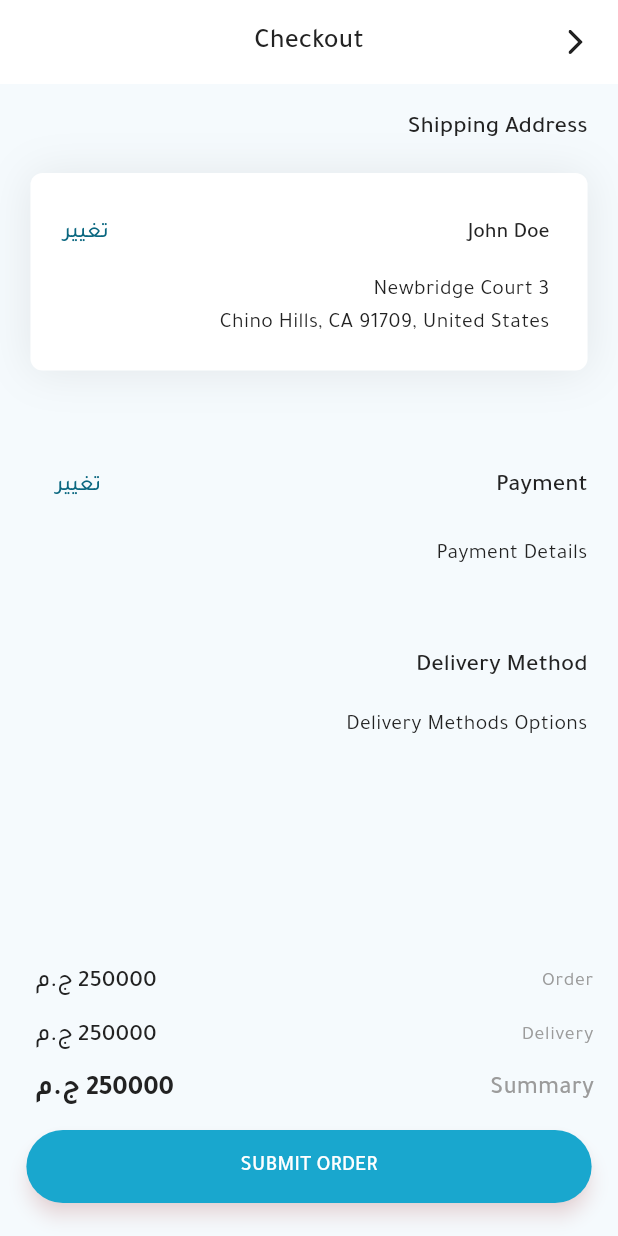
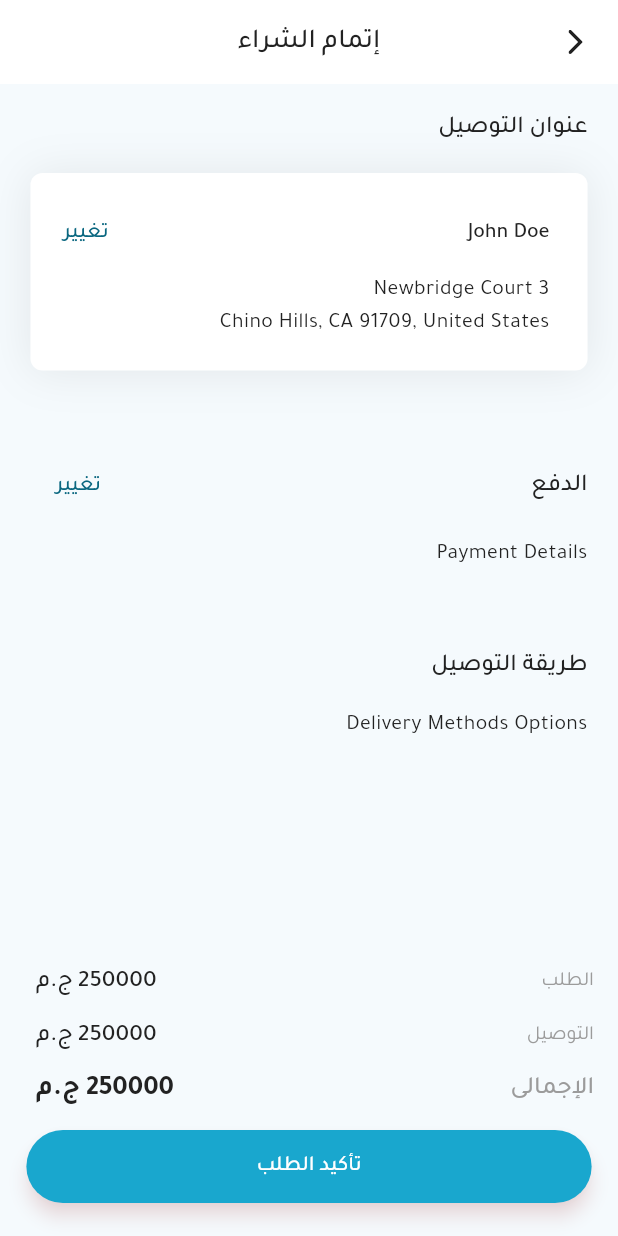
Before and after one commit to aoa97/ecommerce-app, a Flutter app: the CheckoutScreen screen opened by its route, on a phone screen of 412 x 824 dp. Run offline on Flutter 3.47's test engine with Material 2 defaults, Android fonts, the light colour scheme and no system bars; drawn by our look-alikes of modal_progress_hud_nsn; our stand-ins replace cached_network_image, dio, equatable, flutter_bloc, flutter_hooks, flutter_rating_bar and 11 more; missing offline and left inert: print_color; accounts and stored records are empty; generated files the repository leaves out were written again; network calls fail.

Commit message:
Provide checkout module translations

```diff
--- a/lib/features/checkout/presentation/ui/containers/checkout_summary.dart
+++ b/lib/features/checkout/presentation/ui/containers/checkout_summary.dart
@@ -9,19 +9,19 @@ class CheckoutSummary extends StatelessWidget {
   @override
   Widget build(BuildContext context) {
     return SummarySection(
-      submitLabel: "Submit Order",
+      submitLabel: tr(context).submit_order,
       onSubmit: () {},
       tiles: [
         ListTile(
-          title: const Text("Order"),
+          title: Text(tr(context).order),
           trailing: Text("250000 ${tr(context).egp}"),
         ),
         ListTile(
-          title: const Text("Delivery"),
+          title: Text(tr(context).delivery),
           trailing: Text("250000 ${tr(context).egp}"),
         ),
         ListTile(
-          title: Text("Summary", style: context.labelLargeText!.copyWith(fontWeight: FontWeight.w500)),
+          title: Text(tr(context).total, style: context.labelLargeText!.copyWith(fontWeight: FontWeight.w500)),
           trailing: Text("250000 ${tr(context).egp}", style: context.headlineMediumText!.copyWith(fontSize: 18)),
         ),
       ],
--- a/lib/features/checkout/presentation/ui/containers/delivery_method_section.dart
+++ b/lib/features/checkout/presentation/ui/containers/delivery_method_section.dart
@@ -1,4 +1,5 @@
 import 'package:ecommerce/core/presentation/utils/extensions.dart';
+import 'package:ecommerce/l10n/l10n.dart';
 import 'package:flutter/material.dart';
 
 class DeliveryMethodSection extends StatelessWidget {
@@ -9,7 +10,7 @@ class DeliveryMethodSection extends StatelessWidget {
     return Column(
       crossAxisAlignment: CrossAxisAlignment.start,
       children: [
-        Text("Delivery Method", style: context.headlineSmallText!.copyWith(fontSize: 16)),
+        Text(tr(context).delivery_method, style: context.headlineSmallText!.copyWith(fontSize: 16)),
         21.sph,
         const Text("Delivery Methods Options"),
       ],
--- a/lib/features/checkout/presentation/ui/containers/payment_details_section.dart
+++ b/lib/features/checkout/presentation/ui/containers/payment_details_section.dart
@@ -13,7 +13,7 @@ class PaymentDetailsSection extends StatelessWidget {
         Row(
           mainAxisAlignment: MainAxisAlignment.spaceBetween,
           children: [
-            Text("Payment", style: context.headlineSmallText!.copyWith(fontSize: 16)),
+            Text(tr(context).payment, style: context.headlineSmallText!.copyWith(fontSize: 16)),
             TextButton(onPressed: () {}, child: Text(tr(context).change)),
           ],
         ),
--- a/lib/features/checkout/presentation/ui/containers/shipping_address_section.dart
+++ b/lib/features/checkout/presentation/ui/containers/shipping_address_section.dart
@@ -12,7 +12,7 @@ class ShippingAddressSection extends StatelessWidget {
     return Column(
       crossAxisAlignment: CrossAxisAlignment.start,
       children: [
-        Text("Shipping Address", style: context.headlineSmallText!.copyWith(fontSize: 16)),
+        Text(tr(context).shipping_address, style: context.headlineSmallText!.copyWith(fontSize: 16)),
         20.sph,
         ShippingAddressCard(
           fullName: "John Doe",
--- a/lib/features/checkout/presentation/ui/screens/checkout_screen.dart
+++ b/lib/features/checkout/presentation/ui/screens/checkout_screen.dart
@@ -4,6 +4,7 @@ import 'package:ecommerce/features/checkout/presentation/ui/containers/checkout_
 import 'package:ecommerce/features/checkout/presentation/ui/containers/delivery_method_section.dart';
 import 'package:ecommerce/features/checkout/presentation/ui/containers/payment_details_section.dart';
 import 'package:ecommerce/features/checkout/presentation/ui/containers/shipping_address_section.dart';
+import 'package:ecommerce/l10n/l10n.dart';
 import 'package:flutter/material.dart';
 import 'package:flutter_screenutil/flutter_screenutil.dart';
 
@@ -13,7 +14,7 @@ class CheckoutScreen extends StatelessWidget {
   @override
   Widget build(BuildContext context) {
     return Scaffold(
-      appBar: MainAppBar.basic(context, hasBackButton: true, title: const Text("Checkout")),
+      appBar: MainAppBar.basic(context, hasBackButton: true, title: Text(tr(context).checkout)),
       body: Padding(
         padding: EdgeInsets.all(20.h),
         child: Column(
--- a/lib/l10n/app_ar.arb
+++ b/lib/l10n/app_ar.arb
@@ -37,7 +37,6 @@
 "join_message": "انضم إلينا لآفضل\nتجربة تسوق",
 "@_cart": {},
 "my_cart": "سلتى",
-"checkout": "إتمام الشراء",
 "total_amount": "المبلغ الإجمالى",
 "delete": "حذف",
 "save_for_later": "حفظ لوقت لاحق",
@@ -45,6 +44,15 @@
 "products": "منتج",
 "@_product": {},
 "add_to_cart": "أضف إلى العربة",
+"@_checkout": {},
+"checkout": "إتمام الشراء",
+"shipping_address": "عنوان التوصيل",
+"payment": "الدفع",
+"delivery_method": "طريقة التوصيل",
+"order": "الطلب",
+"delivery": "التوصيل",
+"submit_order": "تأكيد الطلب",
+"total": "الإجمالى",
 "@_addresses": {},
 "shipping_addresses": "العناوين",
 "add_shipping_address": "إضافة عنوان جديد",
--- a/lib/l10n/app_en.arb
+++ b/lib/l10n/app_en.arb
@@ -37,7 +37,6 @@
 "join_message": "Join us and elevate your\nExperience",
 "@_cart": {},
 "my_cart": "My Cart",
-"checkout": "Checkout",
 "total_amount": "Total Amount",
 "delete": "Delete",
 "save_for_later": "Save for later",
@@ -45,6 +44,15 @@
 "products": "Product(s)",
 "@_product": {},
 "add_to_cart": "Add to cart",
+"@_checkout": {},
+"checkout": "Checkout",
+"shipping_address": "Shipping Address",
+"payment": "Payment",
+"delivery_method": "Delivery Method",
+"order": "Order",
+"delivery": "Delivery",
+"submit_order": "Submit Order",
+"total": "Total",
 "@_addresses": {},
 "shipping_addresses": "Shipping Addresses",
 "add_shipping_address": "Adding Shipping Address",
```
